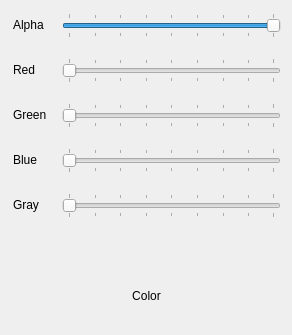
Above: C++/I/09-COLORS/1/form.ui from a6461/Qt-PyQt before the change. Below: the same form after it.
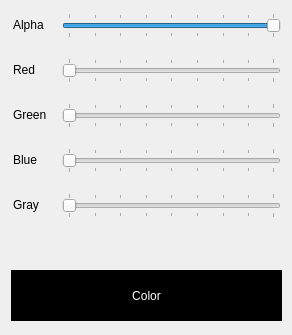
That is the form after the change.

Commit message: Добавлены первые две главы COLORS (C++)

Diff of the .ui file:
```diff
--- a/C++/I/09-COLORS/1/form.ui
+++ b/C++/I/09-COLORS/1/form.ui
@@ -22,6 +22,9 @@
      <height>51</height>
     </rect>
    </property>
+   <property name="styleSheet">
+    <string notr="true">background-color: black; color: white;</string>
+   </property>
    <property name="text">
     <string>Color</string>
    </property>
@@ -35,7 +38,7 @@
      <x>10</x>
      <y>10</y>
      <width>271</width>
-     <height>241</height>
+     <height>244</height>
     </rect>
    </property>
    <layout class="QFormLayout" name="formLayout">
```
The commit also changes 6 other files.
